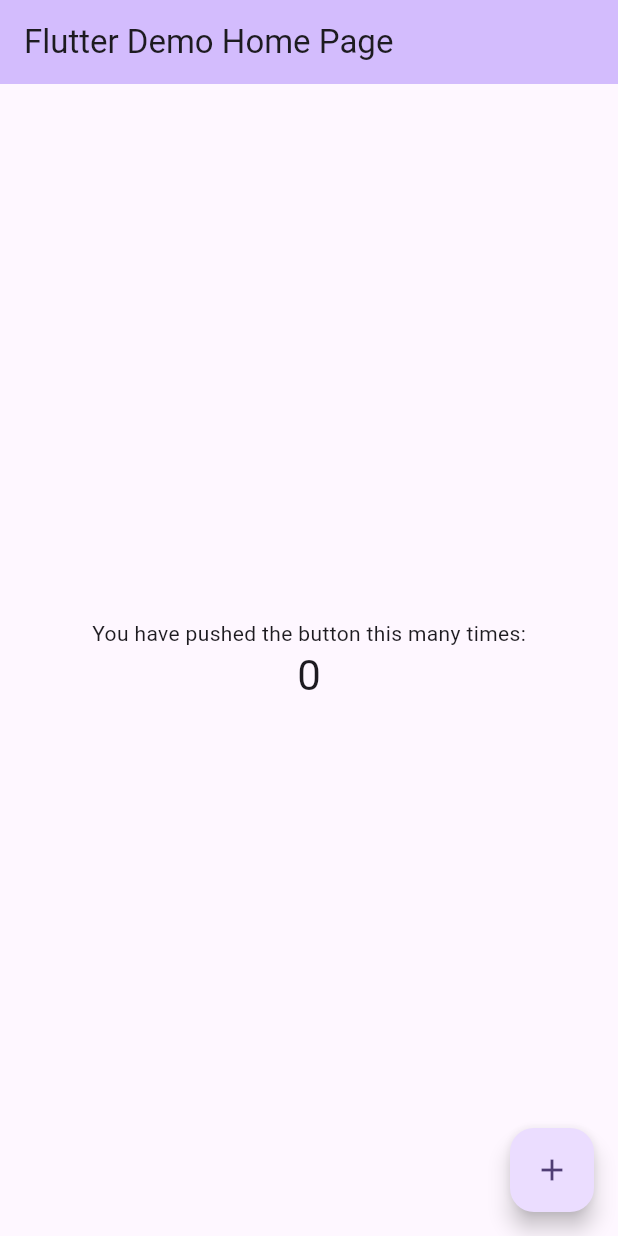
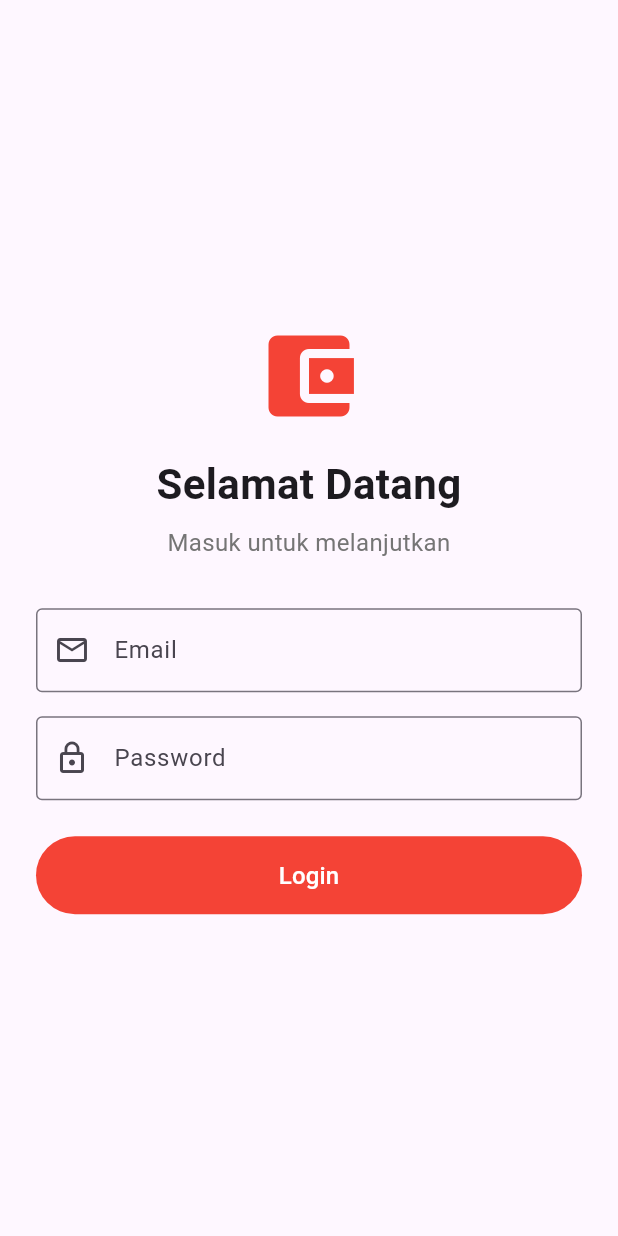
Before and after one commit to ahmad-raka-alkindi/aplikasi-mobile, a Flutter app: the screen it shows after launch, on a phone screen of 412 x 824 dp. Run offline on Flutter 3.47's test engine with Material 3 defaults, Android fonts, the phone set to English and light mode, and no system bars.

Commit message:
Add login and profile flow
Co-authored-by: Copilot <223556219+Copilot@users.noreply.github.com>

```diff
--- /dev/null
+++ b/lib/login_screen.dart
@@ -0,0 +1,130 @@
+import 'package:flutter/material.dart';
+
+import 'main_screen.dart';
+
+class LoginScreen extends StatefulWidget {
+  const LoginScreen({super.key});
+
+  @override
+  State<LoginScreen> createState() => _LoginScreenState();
+}
+
+class _LoginScreenState extends State<LoginScreen> {
+  final _formKey = GlobalKey<FormState>();
+  final _emailController = TextEditingController();
+  final _passwordController = TextEditingController();
+
+  @override
+  void dispose() {
+    _emailController.dispose();
+    _passwordController.dispose();
+    super.dispose();
+  }
+
+  void _login() {
+    if (!_formKey.currentState!.validate()) {
+      return;
+    }
+
+    Navigator.pushReplacement(
+      context,
+      MaterialPageRoute<void>(
+        builder: (context) => MainScreen(email: _emailController.text.trim()),
+      ),
+    );
+  }
+
+  @override
+  Widget build(BuildContext context) {
+    return Scaffold(
+      body: SafeArea(
+        child: Center(
+          child: SingleChildScrollView(
+            padding: const EdgeInsets.all(24),
+            child: Form(
+              key: _formKey,
+              child: Column(
+                crossAxisAlignment: CrossAxisAlignment.stretch,
+                children: [
+                  const Icon(
+                    Icons.account_balance_wallet,
+                    size: 72,
+                    color: Colors.red,
+                  ),
+                  const SizedBox(height: 16),
+                  const Text(
+                    'Selamat Datang',
+                    textAlign: TextAlign.center,
+                    style: TextStyle(fontSize: 28, fontWeight: FontWeight.bold),
+                  ),
+                  const SizedBox(height: 8),
+                  Text(
+                    'Masuk untuk melanjutkan',
+                    textAlign: TextAlign.center,
+                    style: TextStyle(fontSize: 16, color: Colors.grey[600]),
+                  ),
+                  const SizedBox(height: 32),
+                  TextFormField(
+                    controller: _emailController,
+                    keyboardType: TextInputType.emailAddress,
+                    textInputAction: TextInputAction.next,
+                    autofillHints: const [AutofillHints.email],
+                    decoration: const InputDecoration(
+                      labelText: 'Email',
+                      prefixIcon: Icon(Icons.email_outlined),
+                      border: OutlineInputBorder(),
+                    ),
+                    validator: (value) {
+                      final email = value?.trim() ?? '';
+                      if (email.isEmpty) {
+                        return 'Email wajib diisi';
+                      }
+                      if (!email.contains('@')) {
+                        return 'Masukkan alamat email yang valid';
+                      }
+                      return null;
+                    },
+                  ),
+                  const SizedBox(height: 16),
+                  TextFormField(
+                    controller: _passwordController,
+                    obscureText: true,
+                    textInputAction: TextInputAction.done,
+                    autofillHints: const [AutofillHints.password],
+                    decoration: const InputDecoration(
+                      labelText: 'Password',
+                      prefixIcon: Icon(Icons.lock_outline),
+                      border: OutlineInputBorder(),
+                    ),
+                    onFieldSubmitted: (_) => _login(),
+                    validator: (value) {
+                      if (value == null || value.isEmpty) {
+                        return 'Password wajib diisi';
+                      }
+                      return null;
+                    },
+                  ),
+                  const SizedBox(height: 24),
+                  SizedBox(
+                    height: 52,
+                    child: FilledButton(
+                      onPressed: _login,
+                      style: FilledButton.styleFrom(
+                        backgroundColor: Colors.red,
+                        foregroundColor: Colors.white,
+                      ),
+                      child: const Text(
+                        'Login',
+                        style: TextStyle(fontSize: 16),
+                      ),
+                    ),
+                  ),
+                ],
+              ),
+            ),
+          ),
+        ),
+      ),
+    );
+  }
+}
--- a/lib/main.dart
+++ b/lib/main.dart
@@ -1,4 +1,7 @@
 import 'package:flutter/material.dart';
+
+import 'add_transaction_screen.dart';
+import 'login_screen.dart';
 
 void main() {
   runApp(const MyApp());
@@ -7,116 +10,18 @@ void main() {
 class MyApp extends StatelessWidget {
   const MyApp({super.key});
 
-  // This widget is the root of your application.
   @override
   Widget build(BuildContext context) {
     return MaterialApp(
-      title: 'Flutter Demo',
-      theme: ThemeData(
-        // This is the theme of your application.
-        //
-        // TRY THIS: Try running your application with "flutter run". You'll see
-        // the application has a purple toolbar. Then, without quitting the app,
-        // try changing the seedColor in the colorScheme below to Colors.green
-        // and then invoke "hot reload" (save your changes or press the "hot
-        // reload" button in a Flutter-supported IDE, or press "r" if you used
-        // the command line to start the app).
-        //
-        // Notice that the counter didn't reset back to zero; the application
-        // state is not lost during the reload. To reset the state, use hot
-        // restart instead.
-        //
-        // This works for code too, not just values: Most code changes can be
-        // tested with just a hot reload.
-        colorScheme: .fromSeed(seedColor: Colors.deepPurple),
-      ),
-      home: const MyHomePage(title: 'Flutter Demo Home Page'),
+      debugShowCheckedModeBanner: false,
+      title: 'Expense Tracker Final',
+      theme: ThemeData(primarySwatch: Colors.amber),
+      // MENGGUNAKAN NAMED ROUTES
+      initialRoute: '/login',
+      routes: {
+        '/login': (context) => const LoginScreen(),
+        '/add': (context) => const AddTransactionScreen(),
+      },
     );
   }
 }
-
-class MyHomePage extends StatefulWidget {
-  const MyHomePage({super.key, required this.title});
-
-  // This widget is the home page of your application. It is stateful, meaning
-  // that it has a State object (defined below) that contains fields that affect
-  // how it looks.
-
-  // This class is the configuration for the state. It holds the values (in this
-  // case the title) provided by the parent (in this case the App widget) and
-  // used by the build method of the State. Fields in a Widget subclass are
-  // always marked "final".
-
-  final String title;
-
-  @override
-  State<MyHomePage> createState() => _MyHomePageState();
-}
-
-class _MyHomePageState extends State<MyHomePage> {
-  int _counter = 0;
-
-  void _incrementCounter() {
-    setState(() {
-      // This call to setState tells the Flutter framework that something has
-      // changed in this State, which causes it to rerun the build method below
-      // so that the display can reflect the updated values. If we changed
-      // _counter without calling setState(), then the build method would not be
-      // called again, and so nothing would appear to happen.
-      _counter++;
-    });
-  }
-
-  @override
-  Widget build(BuildContext context) {
-    // This method is rerun every time setState is called, for instance as done
-    // by the _incrementCounter method above.
-    //
-    // The Flutter framework has been optimized to make rerunning build methods
-    // fast, so that you can just rebuild anything that needs updating rather
-    // than having to individually change instances of widgets.
-    return Scaffold(
-      appBar: AppBar(
-        // TRY THIS: Try changing the color here to a specific color (to
-        // Colors.amber, perhaps?) and trigger a hot reload to see the AppBar
-        // change color while the other colors stay the same.
-        backgroundColor: Theme.of(context).colorScheme.inversePrimary,
-        // Here we take the value from the MyHomePage object that was created by
-        // the App.build method, and use it to set our appbar title.
-        title: Text(widget.title),
-      ),
-      body: Center(
-        // Center is a layout widget. It takes a single child and positions it
-        // in the middle of the parent.
-        child: Column(
-          // Column is also a layout widget. It takes a list of children and
-          // arranges them vertically. By default, it sizes itself to fit its
-          // children horizontally, and tries to be as tall as its parent.
-          //
-          // Column has various properties to control how it sizes itself and
-          // how it positions its children. Here we use mainAxisAlignment to
-          // center the children vertically; the main axis here is the vertical
-          // axis because Columns are vertical (the cross axis would be
-          // horizontal).
-          //
-          // TRY THIS: Invoke "debug painting" (choose the "Toggle Debug Paint"
-          // action in the IDE, or press "p" in the console), to see the
-          // wireframe for each widget.
-          mainAxisAlignment: .center,
-          children: [
-            const Text('You have pushed the button this many times:'),
-            Text(
-              '$_counter',
-              style: Theme.of(context).textTheme.headlineMedium,
-            ),
-          ],
-        ),
-      ),
-      floatingActionButton: FloatingActionButton(
-        onPressed: _incrementCounter,
-        tooltip: 'Increment',
-        child: const Icon(Icons.add),
-      ),
-    );
-  }
-}
```
Also changed, not shown: lib/add_transaction_screen.dart (added, +106 -0 lines), lib/dashboard_screen.dart (added, +160 -0 lines), lib/main_screen.dart (added, +50 -0 lines), lib/profile_screen.dart (added, +92 -0 lines), lib/transaction_detail_screen.dart (added, +69 -0 lines).
